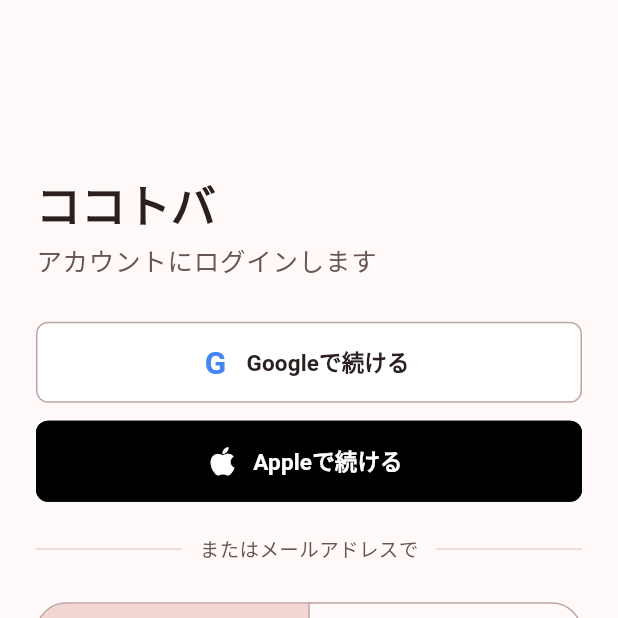
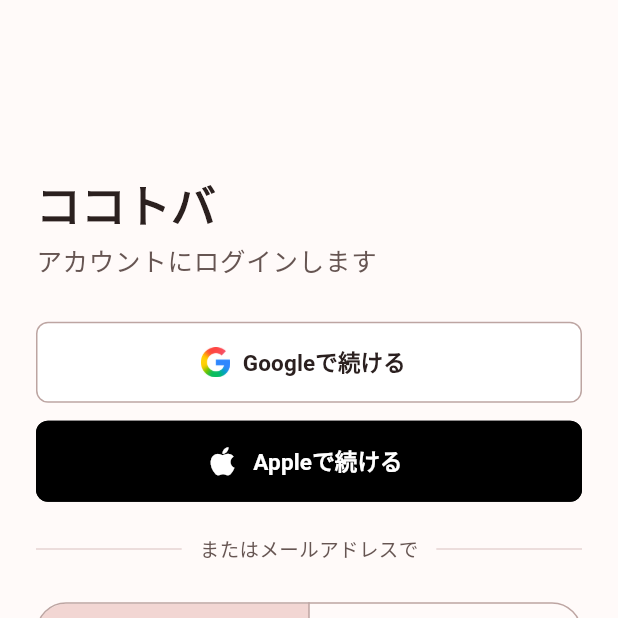
Before and after one commit to kokotoba/kokotoba-flutter-app, a Flutter app: the screen it shows after launch, on a phone screen of 412 x 824 dp, the top half of it. Run offline on Flutter 3.47's test engine with Material 3 defaults, Android fonts, the phone set to English and light mode, and no system bars; our stand-ins replace firebase_auth, firebase_core, google_sign_in, speech_to_text, sqflite; missing offline and left inert: flutter_gemma, flutter_gemma_embeddings, flutter_gemma_litertlm; accounts and stored records are empty.

Commit message:
fix: CI堕ちたところ修正

```diff
--- a/lib/main.dart
+++ b/lib/main.dart
@@ -29,7 +29,11 @@
 }
 
 class KokotobaApplication extends StatelessWidget {
-  const KokotobaApplication({super.key, required this.controllers, this.authService});
+  const KokotobaApplication({
+    super.key,
+    required this.controllers,
+    this.authService,
+  });
 
   final KokotobaControllers controllers;
   final AuthService? authService;
--- a/lib/ui/auth/login_screen.dart
+++ b/lib/ui/auth/login_screen.dart
@@ -424,18 +424,13 @@
 
   @override
   Widget build(BuildContext context) {
-    return const SizedBox.square(
-      dimension: 25,
-      child: Center(
-        child: Text(
-          'G',
-          style: TextStyle(
-            color: Color(0xFF4285F4),
-            fontSize: 21,
-            fontWeight: FontWeight.bold,
-            height: 1,
-          ),
-        ),
+    return SizedBox.square(
+      dimension: 20,
+      child: Image.asset(
+        'assets/images/google_g_logo.png',
+        key: const ValueKey('google-logo'),
+        fit: BoxFit.contain,
+        semanticLabel: 'Google',
       ),
     );
   }
--- a/pubspec.yaml
+++ b/pubspec.yaml
@@ -67,6 +67,9 @@
   # the material Icons class.
   uses-material-design: true
 
+  assets:
+    - assets/images/google_g_logo.png
+
   # To add assets to your application, add an assets section, like this:
   # assets:
   #   - images/a_dot_burr.jpeg
```
Also changed, not shown: assets/images/google_g_logo.png (added), 1 other file.
